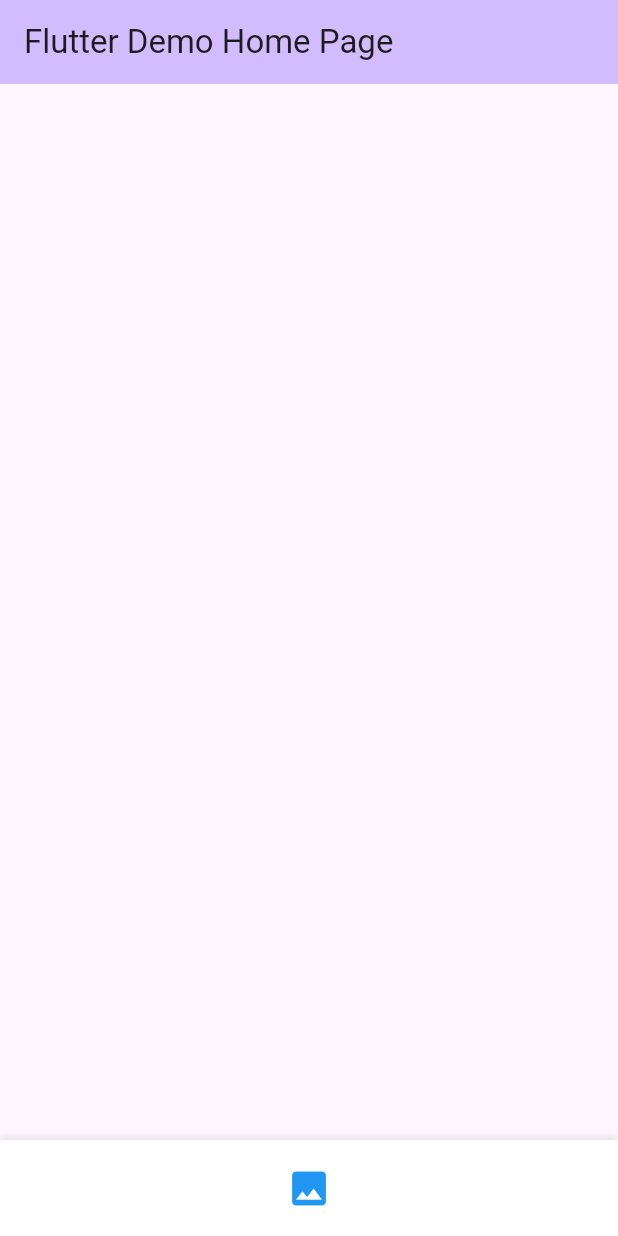
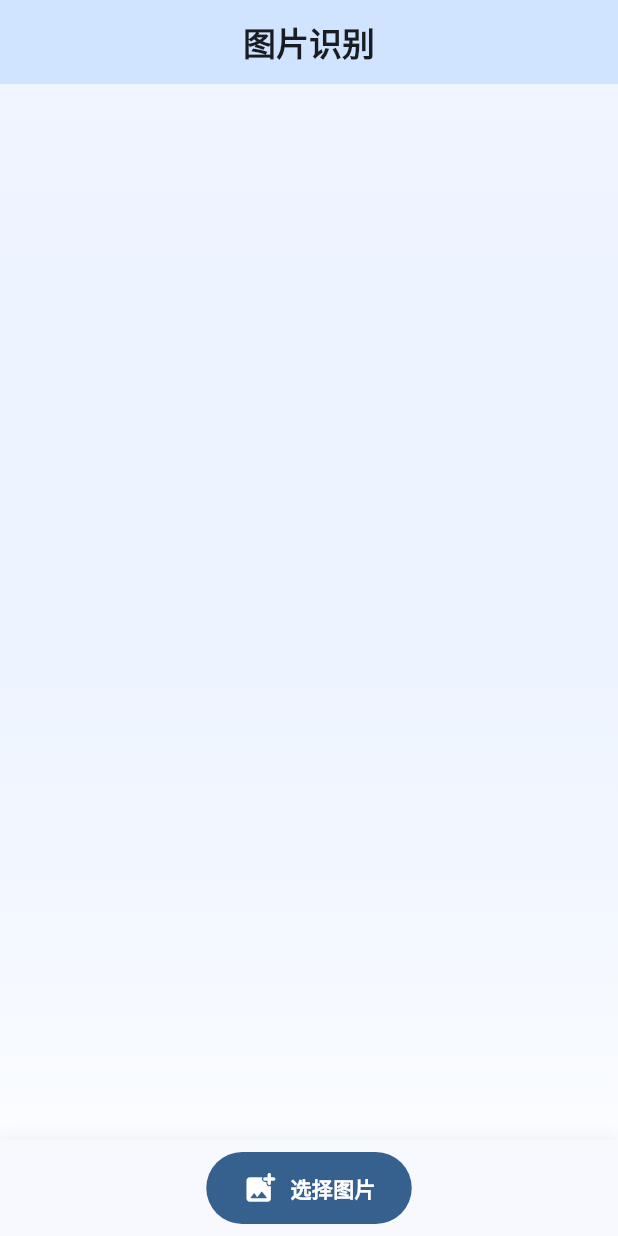
Before and after one commit to easycheaplife/image_recognition, a Flutter app: the screen it shows after launch, on a phone screen of 412 x 824 dp. Run offline on Flutter 3.47's test engine with Material 3 defaults, Android fonts, the phone set to English and light mode, and no system bars; our stand-ins replace image_picker.

Commit message:
optimize web UI

```diff
--- a/lib/main.dart
+++ b/lib/main.dart
@@ -16,27 +16,25 @@ class MyApp extends StatelessWidget {
   @override
   Widget build(BuildContext context) {
     return MaterialApp(
-      title: 'Flutter Demo',
+      title: 'Image Recognition',
       theme: ThemeData(
-        // This is the theme of your application.
-        //
-        // TRY THIS: Try running your application with "flutter run". You'll see
-        // the application has a purple toolbar. Then, without quitting the app,
-        // try changing the seedColor in the colorScheme below to Colors.green
-        // and then invoke "hot reload" (save your changes or press the "hot
-        // reload" button in a Flutter-supported IDE, or press "r" if you used
-        // the command line to start the app).
-        //
-        // Notice that the counter didn't reset back to zero; the application
-        // state is not lost during the reload. To reset the state, use hot
-        // restart instead.
-        //
-        // This works for code too, not just values: Most code changes can be
-        // tested with just a hot reload.
-        colorScheme: ColorScheme.fromSeed(seedColor: Colors.deepPurple),
+        colorScheme: ColorScheme.fromSeed(
+          seedColor: Colors.blue,
+          brightness: Brightness.light,
+        ),
         useMaterial3: true,
+        appBarTheme: const AppBarTheme(
+          centerTitle: true,
+          elevation: 0,
         ),
-      home: const MyHomePage(title: 'Flutter Demo Home Page'),
+        cardTheme: CardTheme(
+          elevation: 2,
+          shape: RoundedRectangleBorder(
+            borderRadius: BorderRadius.circular(16),
+          ),
+        ),
+      ),
+      home: const MyHomePage(title: '图片识别'),
     );
   }
 }
@@ -191,99 +189,153 @@ class _MyHomePageState extends State<MyHomePage> {
   Widget build(BuildContext context) {
     return Scaffold(
       appBar: AppBar(
-        backgroundColor: Theme.of(context).colorScheme.inversePrimary,
-        title: Text(widget.title),
+        backgroundColor: Theme.of(context).colorScheme.primaryContainer,
+        title: Text(
+          widget.title,
+          style: const TextStyle(fontWeight: FontWeight.bold),
         ),
-      body: Stack(
+      ),
+      body: Container(
+        decoration: BoxDecoration(
+          gradient: LinearGradient(
+            begin: Alignment.topCenter,
+            end: Alignment.bottomCenter,
+            colors: [
+              Theme.of(context).colorScheme.primaryContainer.withOpacity(0.2),
+              Colors.white,
+            ],
+          ),
+        ),
+        child: Stack(
           children: [
             Column(
               children: [
                 Expanded(
                   child: ListView.builder(
+                    padding: const EdgeInsets.all(16),
                     reverse: true,
                     itemCount: _messages.length,
                     itemBuilder: (context, index) {
                       final message = _messages[index];
                       return Padding(
-                      padding: const EdgeInsets.all(8.0),
+                        padding: const EdgeInsets.only(bottom: 16.0),
+                        child: Card(
+                          child: Padding(
+                            padding: const EdgeInsets.all(12.0),
                             child: Column(
-                        crossAxisAlignment: message.isMe
-                            ? CrossAxisAlignment.end
-                            : CrossAxisAlignment.start,
+                              crossAxisAlignment: CrossAxisAlignment.stretch,
                               children: [
                                 if (message.isImage && message.imageUrl != null)
                                   Column(
-                              crossAxisAlignment: message.isMe
-                                  ? CrossAxisAlignment.end
-                                  : CrossAxisAlignment.start,
+                                    crossAxisAlignment:
+                                        CrossAxisAlignment.start,
                                     children: [
                                       ClipRRect(
-                                  borderRadius: BorderRadius.circular(12.0),
+                                        borderRadius:
+                                            BorderRadius.circular(12.0),
                                         child: Image.network(
                                           message.imageUrl!,
-                                    height: 200,
-                                    width: 200,
+                                          height: 250,
+                                          width: double.infinity,
                                           fit: BoxFit.cover,
                                         ),
                                       ),
-                                const SizedBox(height: 8),
-                                // 显示图片URL
+                                      const SizedBox(height: 12),
+                                      if (message.recognitionResult != null)
                                         Container(
-                                  padding: const EdgeInsets.all(8.0),
+                                          padding: const EdgeInsets.all(12.0),
                                           decoration: BoxDecoration(
-                                    color: Colors.grey[200],
-                                    borderRadius: BorderRadius.circular(12.0),
+                                            color: Theme.of(context)
+                                                .colorScheme
+                                                .secondaryContainer,
+                                            borderRadius:
+                                                BorderRadius.circular(12.0),
                                           ),
-                                  child: Text(
-                                    message.text,
-                                    style: const TextStyle(color: Colors.blue),
+                                          child: Column(
+                                            crossAxisAlignment:
+                                                CrossAxisAlignment.start,
+                                            children: [
+                                              Text(
+                                                '识别结果',
+                                                style: TextStyle(
+                                                  fontWeight: FontWeight.bold,
+                                                  color: Theme.of(context)
+                                                      .colorScheme
+                                                      .secondary,
                                                 ),
                                               ),
-                                // 显示识别结果
-                                if (message.recognitionResult != null)
-                                  Container(
-                                    padding: const EdgeInsets.all(8.0),
-                                    margin: const EdgeInsets.only(top: 8.0),
-                                    decoration: BoxDecoration(
-                                      color: Colors.green[50],
-                                      borderRadius: BorderRadius.circular(12.0),
-                                      border:
-                                          Border.all(color: Colors.green[100]!),
+                                              const SizedBox(height: 8),
+                                              Text(
+                                                message.recognitionResult!,
+                                                style: const TextStyle(
+                                                  fontSize: 16,
+                                                  height: 1.5,
                                                 ),
-                                    child: Text(message.recognitionResult!),
+                                              ),
+                                            ],
+                                          ),
                                         ),
                                     ],
                                   ),
                               ],
                             ),
+                          ),
+                        ),
                       );
                     },
                   ),
                 ),
-              // 简化后的底部工具栏
                 Container(
                   decoration: BoxDecoration(
-                  color: Colors.white,
+                    color: Theme.of(context).colorScheme.surface,
                     boxShadow: [
                       BoxShadow(
                         offset: const Offset(0, -2),
-                      blurRadius: 4,
-                      color: Colors.black.withOpacity(0.1),
+                        blurRadius: 8,
+                        color: Colors.black.withOpacity(0.05),
                       ),
                     ],
                   ),
+                  child: SafeArea(
                     child: Padding(
-                  padding: const EdgeInsets.all(8.0),
+                      padding: const EdgeInsets.symmetric(vertical: 8.0),
                       child: Row(
                         mainAxisAlignment: MainAxisAlignment.center,
                         children: [
-                      IconButton(
-                        icon: const Icon(Icons.image),
-                        onPressed: _isUploading ? null : _pickAndUploadImage,
-                        color: _isUploading ? Colors.grey : Colors.blue,
-                        iconSize: 30,
+                          Material(
+                            color: Theme.of(context).colorScheme.primary,
+                            borderRadius: BorderRadius.circular(30),
+                            child: InkWell(
+                              borderRadius: BorderRadius.circular(30),
+                              onTap: _isUploading ? null : _pickAndUploadImage,
+                              child: Container(
+                                padding: const EdgeInsets.symmetric(
+                                  horizontal: 24,
+                                  vertical: 12,
+                                ),
+                                child: Row(
+                                  mainAxisSize: MainAxisSize.min,
+                                  children: [
+                                    Icon(
+                                      Icons.add_photo_alternate_rounded,
+                                      color: Colors.white,
+                                      size: 24,
+                                    ),
+                                    const SizedBox(width: 8),
+                                    Text(
+                                      '选择图片',
+                                      style: TextStyle(
+                                        color: Colors.white,
+                                        fontWeight: FontWeight.bold,
+                                      ),
                                     ),
                                   ],
+                                ),
+                              ),
+                            ),
+                          ),
+                        ],
+                      ),
                     ),
                   ),
                 ),
@@ -292,11 +344,29 @@ class _MyHomePageState extends State<MyHomePage> {
             if (_isUploading)
               Container(
                 color: Colors.black.withOpacity(0.3),
-              child: const Center(
-                child: CircularProgressIndicator(),
+                child: Center(
+                  child: Card(
+                    child: Padding(
+                      padding: const EdgeInsets.all(16.0),
+                      child: Column(
+                        mainAxisSize: MainAxisSize.min,
+                        children: [
+                          const CircularProgressIndicator(),
+                          const SizedBox(height: 16),
+                          Text(
+                            '正在处理...',
+                            style: TextStyle(
+                              fontWeight: FontWeight.bold,
                             ),
                           ),
                         ],
+                      ),
+                    ),
+                  ),
+                ),
+              ),
+          ],
+        ),
       ),
     );
   }
```
Also changed, not shown: pubspec.lock. Lines whose indentation alone changed are shown as unchanged.
